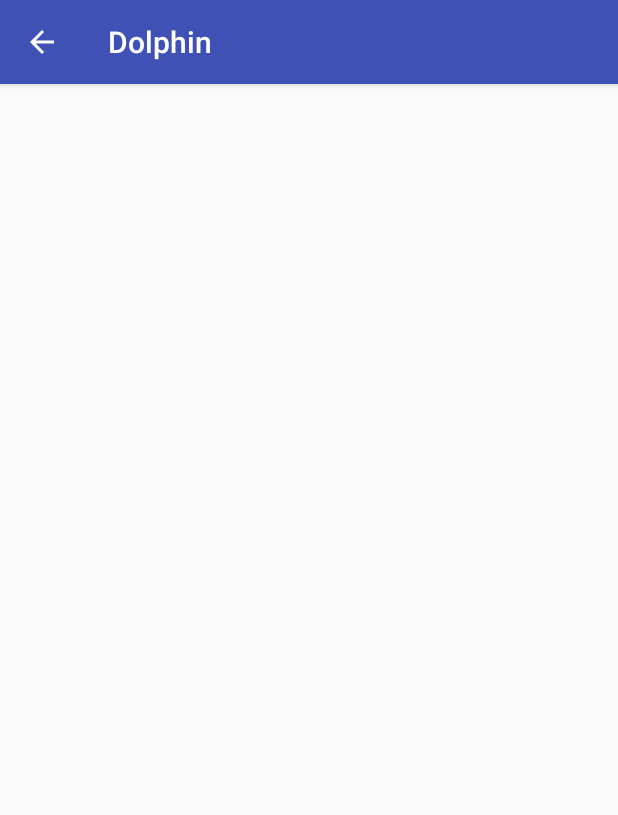
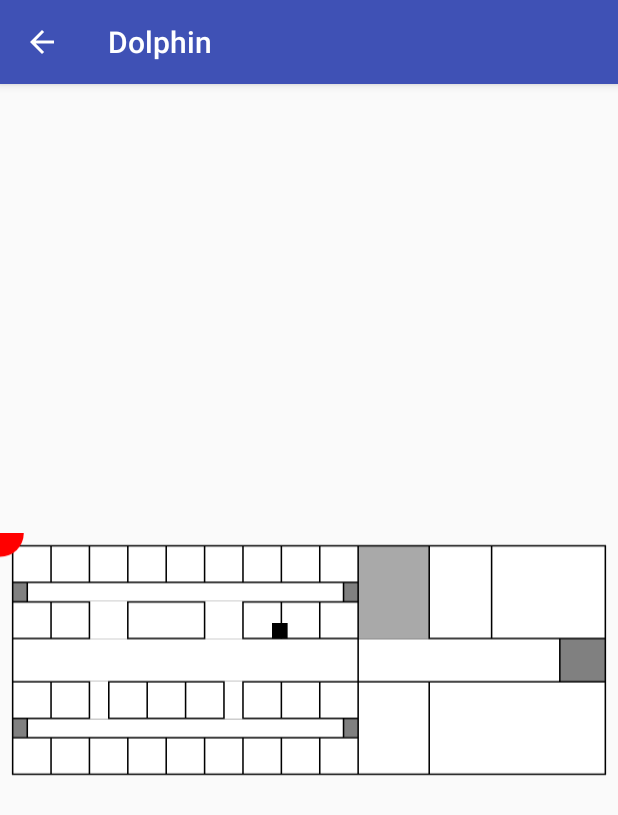
Before and after one commit to sharker92/Dolphin, an Android app: the MapActivity screen opened directly, with no data from a screen before it, on a phone screen of 412 x 824 dp. Shown: the top 815 px of the screen. Run offline under Robolectric (Android 15) with nearby library versions, the phone set to English and light mode, and no system bars.

Commit message:
Ubicar Cuadrito
Hasta Aqui se logra ubicar el cuadrito en el punto 0,0 del mapa

```diff
--- a/app/src/main/AndroidManifest.xml
+++ b/app/src/main/AndroidManifest.xml
@@ -42,6 +42,7 @@
 
         <activity android:name=".activities.MapActivity"
             android:parentActivityName=".activities.MainActivity">
+            <!--android:screenOrientation="landscape">-->
             <meta-data
                 android:name="android.support.PARENT_ACTIVITY"
                 android:value=".activities.MainActivity" />
--- /dev/null
+++ b/app/src/main/res/drawable/ic_android.xml
@@ -0,0 +1,12 @@
+<vector xmlns:android="http://schemas.android.com/apk/res/android"
+    android:width="50dp"
+    android:height="50dp"
+    android:viewportHeight="24.0"
+    android:viewportWidth="24.0">
+    <path
+        android:pathData="h5 v5 h-5z"
+        android:fillColor="#000000"/>
+    <!--<path
+        android:fillColor="@color/colorPrimaryDark"
+        android:pathData="M6,18c0,0.55 0.45,1 1,1h1v3.5c0,0.83 0.67,1.5 1.5,1.5s1.5,-0.67 1.5,-1.5L11,19h2v3.5c0,0.83 0.67,1.5 1.5,1.5s1.5,-0.67 1.5,-1.5L16,19h1c0.55,0 1,-0.45 1,-1L18,8L6,8v10zM3.5,8C2.67,8 2,8.67 2,9.5v7c0,0.83 0.67,1.5 1.5,1.5S5,17.33 5,16.5v-7C5,8.67 4.33,8 3.5,8zM20.5,8c-0.83,0 -1.5,0.67 -1.5,1.5v7c0,0.83 0.67,1.5 1.5,1.5s1.5,-0.67 1.5,-1.5v-7c0,-0.83 -0.67,-1.5 -1.5,-1.5zM15.53,2.16l1.3,-1.3c0.2,-0.2 0.2,-0.51 0,-0.71 -0.2,-0.2 -0.51,-0.2 -0.71,0l-1.48,1.48C13.85,1.23 12.95,1 12,1c-0.96,0 -1.86,0.23 -2.66,0.63L7.85,0.15c-0.2,-0.2 -0.51,-0.2 -0.71,0 -0.2,0.2 -0.2,0.51 0,0.71l1.31,1.31C6.97,3.26 6,5.01 6,7h12c0,-1.99 -0.97,-3.75 -2.47,-4.84zM10,5L9,5L9,4h1v1zM15,5h-1L14,4h1v1z" />-->
+</vector>
--- /dev/null
+++ b/app/src/main/res/drawable/ic_casi.xml
@@ -0,0 +1,168 @@
+<vector xmlns:android="http://schemas.android.com/apk/res/android"
+        android:width="52dp"
+        android:height="21.5dp"
+        android:viewportWidth="52.0"
+        android:viewportHeight="21.5">
+    <path
+        android:pathData="M1,1h50v19.51h-50z"
+        android:fillColor="#000000"/>
+    <path
+        android:pathData="M1.13,1.13h3.1v2.97h-3.1z"
+        android:fillColor="#ffffff"/>
+    <path
+        android:pathData="M4.36,1.13h3.1v2.97h-3.1z"
+        android:fillColor="#ffffff"/>
+    <path
+        android:pathData="M7.59,1.13h3.1v2.97h-3.1z"
+        android:fillColor="#ffffff"/>
+    <path
+        android:pathData="M10.82,1.13h3.1v2.97h-3.1z"
+        android:fillColor="#ffffff"/>
+    <path
+        android:pathData="M14.05,1.13h3.1v2.97h-3.1z"
+        android:fillColor="#ffffff"/>
+    <path
+        android:pathData="M17.28,1.13h3.1v2.97h-3.1z"
+        android:fillColor="#ffffff"/>
+    <path
+        android:pathData="M20.51,1.13h3.1v2.97h-3.1z"
+        android:fillColor="#ffffff"/>
+    <path
+        android:pathData="M23.74,1.13h3.1v2.97h-3.1z"
+        android:fillColor="#ffffff"/>
+    <path
+        android:pathData="M26.97,1.13h3.1v2.97h-3.1z"
+        android:fillColor="#ffffff"/>
+    <path
+        android:pathData="M1.13,5.88h3.1v2.97h-3.1z"
+        android:fillColor="#ffffff"/>
+    <path
+        android:pathData="M4.36,5.88h3.1v2.97h-3.1z"
+        android:fillColor="#ffffff"/>
+    <path
+        android:pathData="M10.82,5.88h6.33v2.97h-6.33z"
+        android:fillColor="#ffffff"/>
+    <path
+        android:pathData="M20.51,5.88h3.1v2.97h-3.1z"
+        android:fillColor="#ffffff"/>
+    <path
+        android:pathData="M23.74,5.88h3.1v2.97h-3.1z"
+        android:fillColor="#ffffff"/>
+    <path
+        android:pathData="M26.97,5.88h3.1v2.97h-3.1z"
+        android:fillColor="#ffffff"/>
+    <path
+        android:pathData="M7.59,5.75h3.1v3.23h-3.1z"
+        android:fillColor="#ffffff"/>
+    <path
+        android:pathData="M17.28,5.75h3.1v3.23h-3.1z"
+        android:fillColor="#ffffff"/>
+    <path
+        android:pathData="M1.13,12.66h3.1v2.97h-3.1z"
+        android:fillColor="#ffffff"/>
+    <path
+        android:pathData="M4.36,12.66h3.1v2.97h-3.1z"
+        android:fillColor="#ffffff"/>
+    <path
+        android:pathData="M9.22,12.66h3.1v2.97h-3.1z"
+        android:fillColor="#ffffff"/>
+    <path
+        android:pathData="M12.45,12.66h3.1v2.97h-3.1z"
+        android:fillColor="#ffffff"/>
+    <path
+        android:pathData="M15.68,12.66h3.1v2.97h-3.1z"
+        android:fillColor="#ffffff"/>
+    <path
+        android:pathData="M20.51,12.66h3.1v2.97h-3.1z"
+        android:fillColor="#ffffff"/>
+    <path
+        android:pathData="M23.74,12.66h3.1v2.97h-3.1z"
+        android:fillColor="#ffffff"/>
+    <path
+        android:pathData="M26.97,12.66h3.1v2.97h-3.1z"
+        android:fillColor="#ffffff"/>
+    <path
+        android:pathData="M7.59,12.53h1.5v3.23h-1.5z"
+        android:fillColor="#ffffff"/>
+    <path
+        android:pathData="M18.91,12.53h1.47v3.23h-1.47z"
+        android:fillColor="#ffffff"/>
+    <path
+        android:pathData="M1.13,17.41h3.1v2.97h-3.1z"
+        android:fillColor="#ffffff"/>
+    <path
+        android:pathData="M4.36,17.41h3.1v2.97h-3.1z"
+        android:fillColor="#ffffff"/>
+    <path
+        android:pathData="M7.59,17.41h3.1v2.97h-3.1z"
+        android:fillColor="#ffffff"/>
+    <path
+        android:pathData="M10.82,17.41h3.1v2.97h-3.1z"
+        android:fillColor="#ffffff"/>
+    <path
+        android:pathData="M14.05,17.41h3.1v2.97h-3.1z"
+        android:fillColor="#ffffff"/>
+    <path
+        android:pathData="M17.28,17.41h3.1v2.97h-3.1z"
+        android:fillColor="#ffffff"/>
+    <path
+        android:pathData="M20.51,17.41h3.1v2.97h-3.1z"
+        android:fillColor="#ffffff"/>
+    <path
+        android:pathData="M23.74,17.41h3.1v2.97h-3.1z"
+        android:fillColor="#ffffff"/>
+    <path
+        android:pathData="M26.97,17.41h3.1v2.97h-3.1z"
+        android:fillColor="#ffffff"/>
+    <path
+        android:pathData="M2.36,4.23h26.48v1.52h-26.48z"
+        android:fillColor="#ffffff"/>
+    <path
+        android:pathData="M2.36,15.76h26.48v1.52h-26.48z"
+        android:fillColor="#ffffff"/>
+    <path
+        android:pathData="M1.13,8.98h28.94v3.55h-28.94z"
+        android:fillColor="#ffffff"/>
+    <path
+        android:pathData="M30.2,8.98h16.84v3.55h-16.84z"
+        android:fillColor="#ffffff"/>
+    <path
+        android:pathData="M1.13,4.23h1.1v1.52h-1.1z"
+        android:fillColor="#808080"/>
+    <path
+        android:pathData="M28.97,4.23h1.1v1.52h-1.1z"
+        android:fillColor="#808080"/>
+    <path
+        android:pathData="M1.13,15.76h1.1v1.52h-1.1z"
+        android:fillColor="#808080"/>
+    <path
+        android:pathData="M28.97,15.76h1.1v1.52h-1.1z"
+        android:fillColor="#808080"/>
+    <path
+        android:pathData="M47.17,8.98h3.7v3.55h-3.7z"
+        android:fillColor="#808080"/>
+    <path
+        android:pathData="M30.2,1.13h5.85v7.85h-5.85z"
+        android:fillColor="#a9a9a9"/>
+    <path
+        android:pathData="M36.18,1.13h5.12v7.72h-5.12z"
+        android:fillColor="#ffffff"/>
+    <path
+        android:pathData="M41.43,1.13h9.44v7.72h-9.44z"
+        android:fillColor="#ffffff"/>
+    <path
+        android:pathData="M30.2,12.66h5.85v7.72h-5.85z"
+        android:fillColor="#ffffff"/>
+    <path
+        android:pathData="M36.18,12.66h14.69v7.72h-14.69z"
+        android:fillColor="#ffffff"/>
+    <group android:name="Cir">
+    <path
+        android:name="circle"
+        android:pathData="M0,0m-2,0a2,2 0,1 1,4 0a2,2 0,1 1,-4 0"
+        android:fillColor="#ff0000"/>
+    </group>
+    <path
+        android:pathData="M1,1h0.1v0.1h-0.1z"
+        android:fillColor="#ff0000"/>
+</vector>
--- a/app/src/main/res/layout/activity_beacons.xml
+++ b/app/src/main/res/layout/activity_beacons.xml
@@ -36,7 +36,8 @@
         app:layout_constraintTop_toTopOf="parent"
         android:layout_marginTop="1dp"
         android:layout_marginBottom="8dp"
-        app:layout_constraintBottom_toTopOf="@+id/progressBar" />
+        app:layout_constraintBottom_toTopOf="@+id/progressBar"
+        tools:ignore="RtlHardcoded" />
 
     <GridView
         android:id="@+id/gridView"
--- a/app/src/main/res/layout/activity_map.xml
+++ b/app/src/main/res/layout/activity_map.xml
@@ -6,4 +6,33 @@
     android:layout_height="match_parent"
     tools:context="com.sharkstech.dolphin.activities.MapActivity">
 
+
+    <ImageView
+        android:id="@+id/ic_casi"
+        android:layout_width="0dp"
+        android:layout_height="0dp"
+        android:layout_marginBottom="0dp"
+        android:layout_marginEnd="0dp"
+        android:layout_marginStart="0dp"
+        android:layout_marginTop="0dp"
+        app:layout_constraintBottom_toBottomOf="parent"
+        app:layout_constraintEnd_toEndOf="parent"
+        app:layout_constraintStart_toStartOf="parent"
+        app:layout_constraintTop_toTopOf="parent"
+        app:srcCompat="@drawable/ic_casi"
+        tools:ignore="ContentDescription"/>
+
+    <android.support.v7.widget.AppCompatImageView
+        android:id="@+id/ic_android"
+        android:layout_width="wrap_content"
+        android:layout_height="wrap_content"
+        android:layout_gravity="center_horizontal"
+        android:contentDescription="@null"
+        app:layout_constraintBottom_toBottomOf="parent"
+        app:layout_constraintEnd_toEndOf="parent"
+        app:layout_constraintHorizontal_bias="0.5"
+        app:layout_constraintStart_toStartOf="parent"
+        app:layout_constraintTop_toTopOf="parent"
+        tools:ignore="ContentDescription"/>
+
 </android.support.constraint.ConstraintLayout>
--- a/build.gradle
+++ b/build.gradle
@@ -3,9 +3,10 @@
 buildscript {
     repositories {
         jcenter()
+        google()
     }
     dependencies {
-        classpath 'com.android.tools.build:gradle:2.3.3'
+        classpath 'com.android.tools.build:gradle:3.0.1'
 
         // NOTE: Do not place your application dependencies here; they belong
         // in the individual module build.gradle files
@@ -15,6 +16,7 @@
 allprojects {
     repositories {
         jcenter()
+        google()
     }
 }
 
```
Also changed, not shown: app/build.gradle (+8 -5 lines), app/src/main/java/com/sharkstech/dolphin/activities/MapActivity.java (+53 -0 lines), app/src/main/res/drawable/ic_planta_alta.xml (added, +237 -0 lines), app/src/main/res/drawable/ic_surroundings.xml (added, +39 -0 lines), app/src/main/res/drawable/ic_test.xml (added, +18 -0 lines), app/src/main/res/drawable/ic_usb_black_24dp.xml (added, +9 -0 lines), gradle/wrapper/gradle-wrapper.properties.
